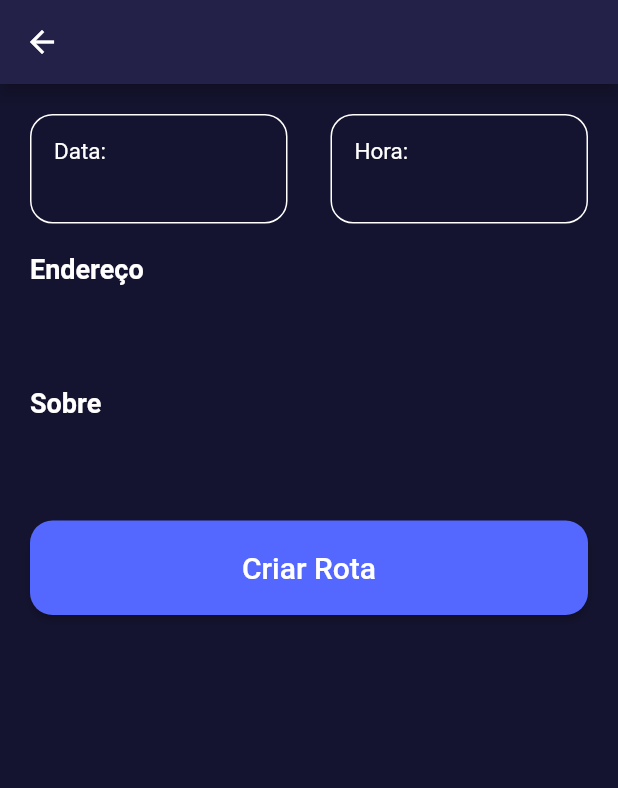
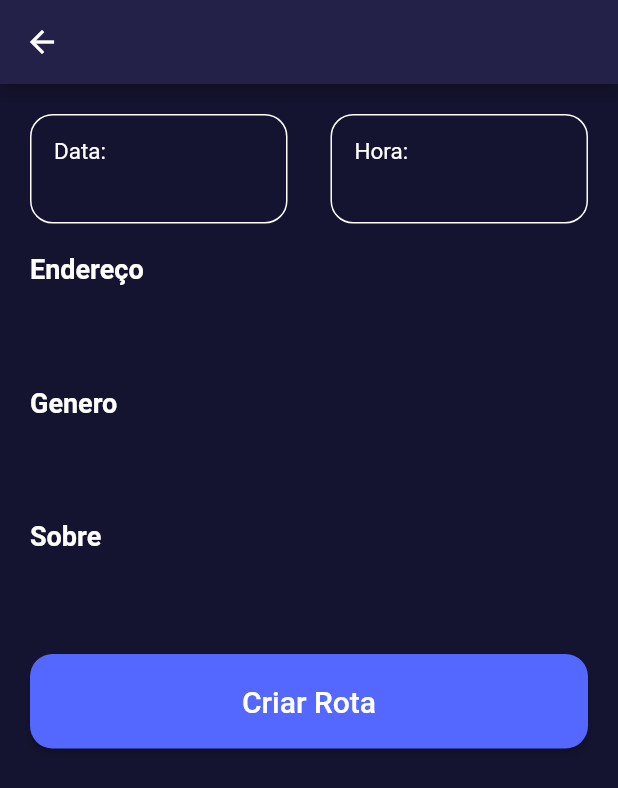
Before and after one commit to Thiagom790/bora-pro-show, a Flutter app: the EventDescriptionView screen opened directly with empty values, on a phone screen of 412 x 824 dp. Shown: the top 788 px of the screen. Run offline on Flutter 3.47's test engine with Material 2 defaults, Android fonts, the phone set to English and light mode, and no system bars; our stand-ins replace bottom_navy_bar, cloud_firestore, firebase_auth, firebase_core, flutter_mobx, flutter_typeahead and 3 more; missing offline and left inert: places_service; accounts and stored records are empty; generated files the repository leaves out were written again.

Commit message:
add gender in event description

```diff
--- a/lib/views/event.description.view.dart
+++ b/lib/views/event.description.view.dart
@@ -63,6 +63,10 @@ class _EventDescriptionViewState extends State<EventDescriptionView> {
               content: this._event.address,
             ),
             DescriptionWidget(
+              title: "Genero",
+              content: this._event.genre,
+            ),
+            DescriptionWidget(
               title: "Sobre",
               content: this._event.description,
             ),
```
